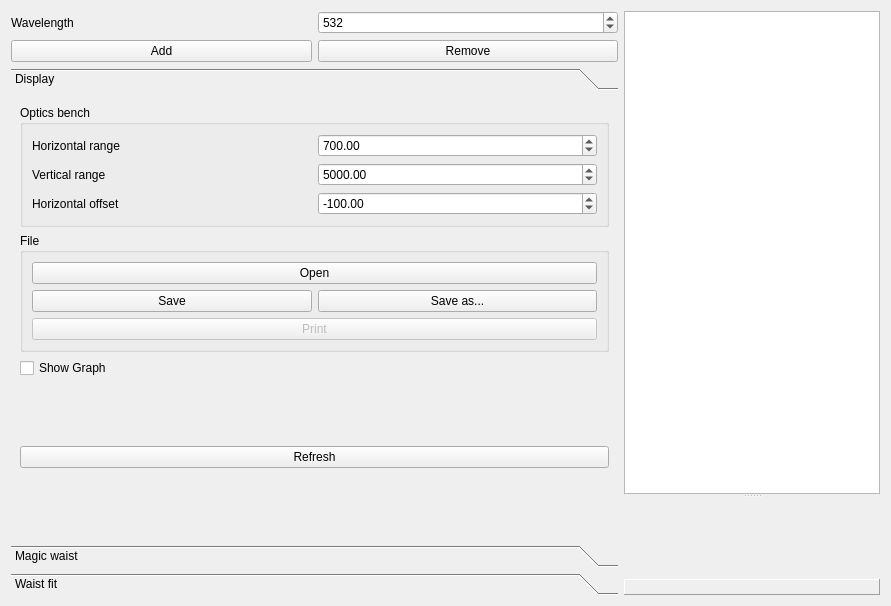
Qt form gui/GaussianBeamForm.ui (krokosik/GaussianBeam) before a commit.
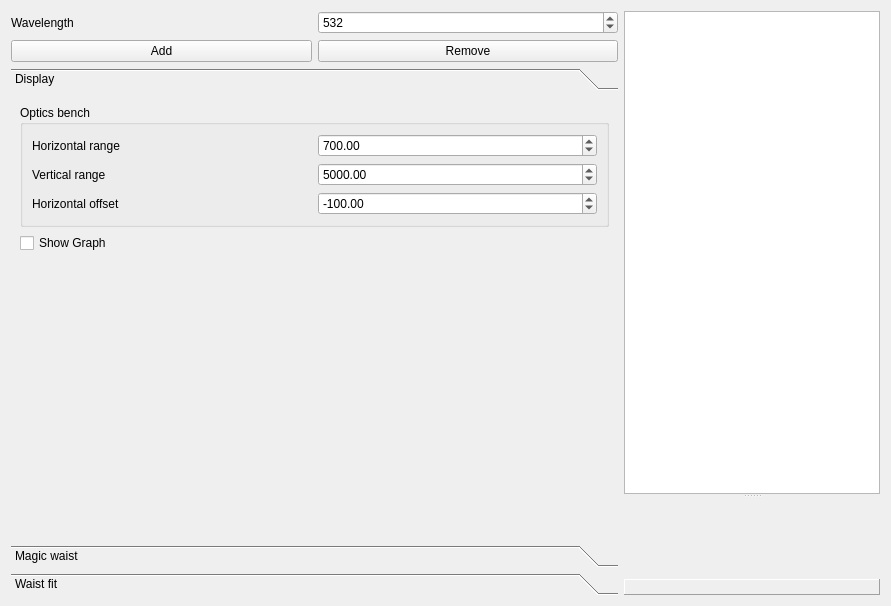
The same form after that commit. The open tabs and pages were chosen to show the change.

What changed in the file:
```diff
--- a/gui/GaussianBeamForm.ui
+++ b/gui/GaussianBeamForm.ui
@@ -85,8 +85,8 @@
          <rect>
           <x>0</x>
           <y>0</y>
-          <width>246</width>
-          <height>383</height>
+          <width>607</width>
+          <height>418</height>
          </rect>
         </property>
         <attribute name="label" >
@@ -171,50 +171,6 @@
            </layout>
           </widget>
          </item>
-         <item>
-          <widget class="QGroupBox" name="groupBox_2" >
-           <property name="title" >
-            <string>File</string>
-           </property>
-           <layout class="QVBoxLayout" >
-            <item>
-             <widget class="QPushButton" name="pushButton_Open" >
-              <property name="text" >
-               <string>Open</string>
-              </property>
-             </widget>
-            </item>
-            <item>
-             <layout class="QHBoxLayout" >
-              <item>
-               <widget class="QPushButton" name="pushButton_Save" >
-                <property name="text" >
-                 <string>Save</string>
-                </property>
-               </widget>
-              </item>
-              <item>
-               <widget class="QPushButton" name="pushButton_SaveAs" >
-                <property name="text" >
-                 <string>Save as...</string>
-                </property>
-               </widget>
-              </item>
-             </layout>
-            </item>
-            <item>
-             <widget class="QPushButton" name="pushButton_Print" >
-              <property name="enabled" >
-               <bool>false</bool>
-              </property>
-              <property name="text" >
-               <string>Print</string>
-              </property>
-             </widget>
-            </item>
-           </layout>
-          </widget>
-         </item>
          <item>
           <widget class="QCheckBox" name="checkBox_ShowGraph" >
            <property name="text" >
@@ -235,26 +191,6 @@
            </property>
           </spacer>
          </item>
-         <item>
-          <widget class="QPushButton" name="pushButton_Refresh" >
-           <property name="text" >
-            <string>Refresh</string>
-           </property>
-          </widget>
-         </item>
-         <item>
-          <spacer>
-           <property name="orientation" >
-            <enum>Qt::Vertical</enum>
-           </property>
-           <property name="sizeHint" >
-            <size>
-             <width>20</width>
-             <height>40</height>
-            </size>
-           </property>
-          </spacer>
-         </item>
         </layout>
        </widget>
        <widget class="QWidget" name="page_MagicWaist" >
```
Left out of the diff: 2 changed lines with no effect on the pictures.
